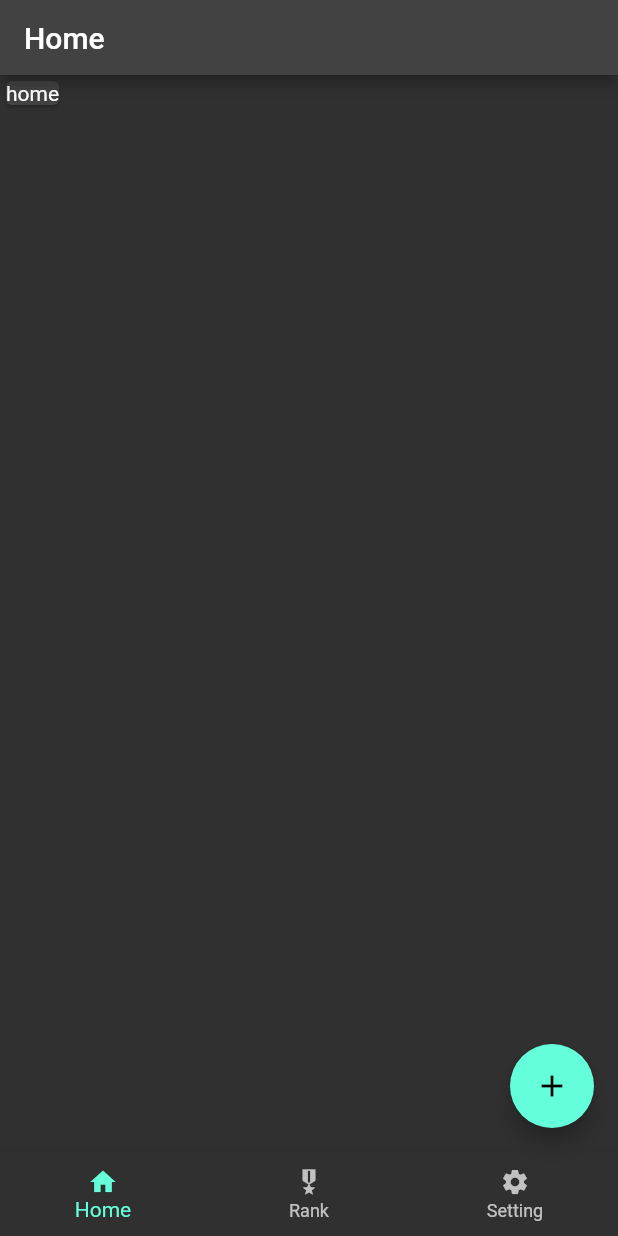
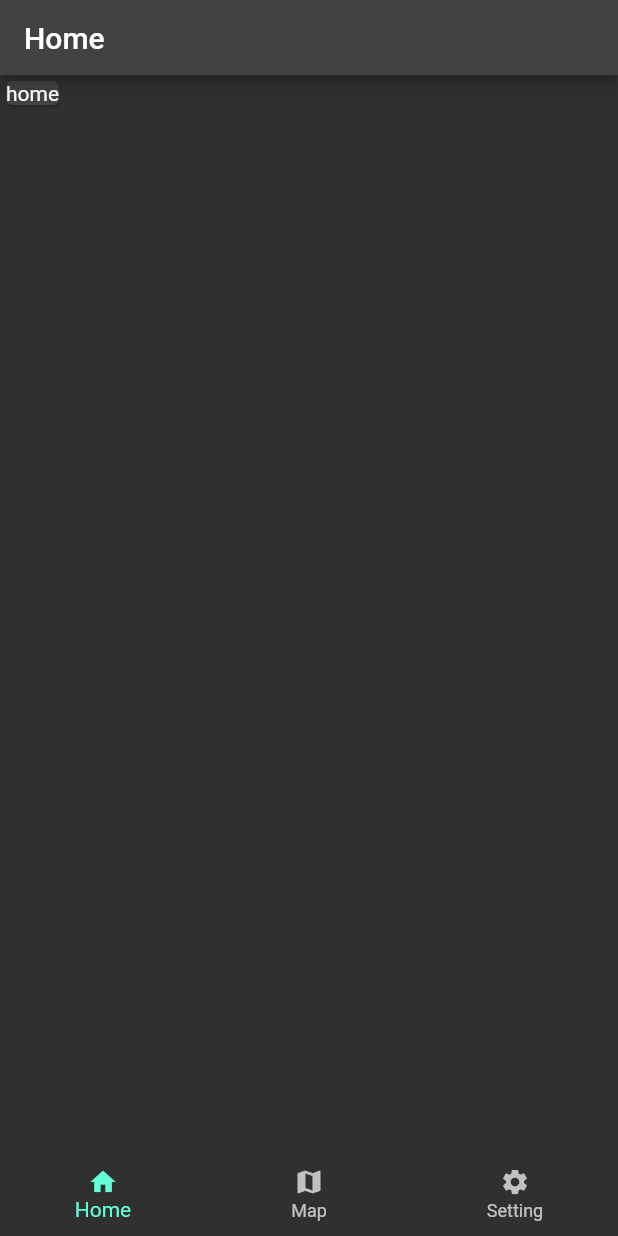
Before and after one commit to kkan0615/flutter-start-pack, a Flutter app: the screen it shows after launch, on a phone screen of 412 x 824 dp. Run offline on Flutter 3.47's test engine with Material 2 defaults, Android fonts, the phone set to English and light mode, and no system bars; our stand-ins replace geolocator, google_maps_flutter.

Commit message:
:rocket: version 1.0.0+2

```diff
--- a/lib/main.dart
+++ b/lib/main.dart
@@ -2,6 +2,7 @@ import 'dart:developer';
 
 import 'package:flutter/material.dart';
 import 'package:flutter_start_pack/screens/home.dart';
+import 'package:flutter_start_pack/screens/map.dart';
 import 'package:geolocator/geolocator.dart';
 import 'package:http/http.dart' as http;
 
@@ -48,7 +49,7 @@ class _MyHomePageState extends State<MyHomePage> {
   int selectedIndex = 0;
   final List<Widget> _widgetOptions = <Widget>[
     const HomeScreen(),
-    const Text('sample 2'),
+    const MapScreen(),
     const Text('Setting'),
   ];
 
@@ -75,17 +76,17 @@ class _MyHomePageState extends State<MyHomePage> {
       body: Center(
         child: _widgetOptions.elementAt(selectedIndex),
       ),
-      floatingActionButton: FloatingActionButton(
-        onPressed: _incrementCounter,
-        tooltip: 'Increment',
-        child: const Icon(Icons.add),
-      ),
+      // floatingActionButton: FloatingActionButton(
+      //   onPressed: _incrementCounter,
+      //   tooltip: 'Increment',
+      //   child: const Icon(Icons.add),
+      // ),
       // bottomNavigationBar: const CBottomNavigationBar()
       bottomNavigationBar: BottomNavigationBar(
         iconSize: 20,
         items: const <BottomNavigationBarItem>[
           BottomNavigationBarItem(icon: Icon(Icons.home), title: Text('Home')),
-          BottomNavigationBarItem(icon: Icon(Icons.military_tech), title: Text('Rank')),
+          BottomNavigationBarItem(icon: Icon(Icons.map), title: Text('Map')),
           BottomNavigationBarItem(icon: Icon(Icons.settings), title: Text('Setting')),
         ],
         currentIndex: selectedIndex,
--- a/pubspec.yaml
+++ b/pubspec.yaml
@@ -32,6 +32,8 @@ dependencies:
   http: ^0.13.4
   geolocator: ^8.0.1
   intl: ^0.17.0
+  google_maps_flutter: ^2.1.1
+  naver_map_plugin: ^0.9.6
 
 
   # The following adds the Cupertino Icons font to your application.
```
Also changed, not shown: lib/screens/map.dart (added, +66 -0 lines), pubspec.lock, 2 other files.
